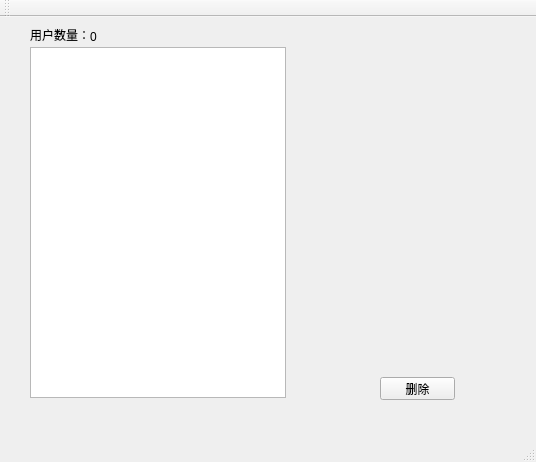
Before: the Qt Designer form CharWithMeServer/mainwindow.ui in caoliqingstudio/CharWithMe, drawn with Qt 5.
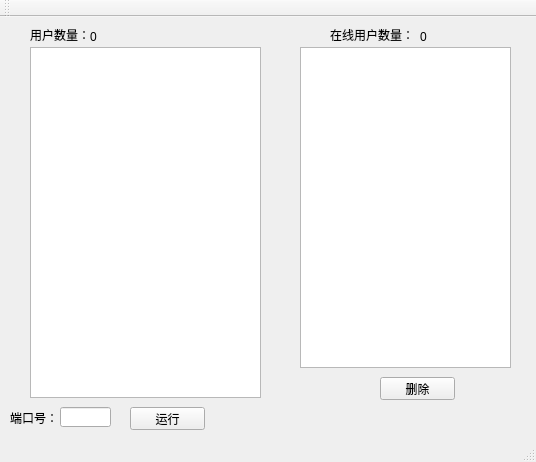
After: the same form once the commit is applied.

Patch:
```diff
--- a/CharWithMeServer/mainwindow.ui
+++ b/CharWithMeServer/mainwindow.ui
@@ -19,7 +19,7 @@
      <rect>
       <x>30</x>
       <y>30</y>
-      <width>256</width>
+      <width>231</width>
       <height>351</height>
      </rect>
     </property>
@@ -63,6 +63,81 @@
      <string>删除</string>
     </property>
    </widget>
+   <widget class="QListWidget" name="listWidget_2">
+    <property name="geometry">
+     <rect>
+      <x>300</x>
+      <y>30</y>
+      <width>211</width>
+      <height>321</height>
+     </rect>
+    </property>
+   </widget>
+   <widget class="QLabel" name="label_3">
+    <property name="geometry">
+     <rect>
+      <x>330</x>
+      <y>10</y>
+      <width>81</width>
+      <height>16</height>
+     </rect>
+    </property>
+    <property name="text">
+     <string>在线用户数量：</string>
+    </property>
+   </widget>
+   <widget class="QLabel" name="label_4">
+    <property name="geometry">
+     <rect>
+      <x>420</x>
+      <y>10</y>
+      <width>54</width>
+      <height>20</height>
+     </rect>
+    </property>
+    <property name="text">
+     <string>0</string>
+    </property>
+   </widget>
+   <widget class="QLabel" name="label_5">
+    <property name="geometry">
+     <rect>
+      <x>10</x>
+      <y>390</y>
+      <width>54</width>
+      <height>21</height>
+     </rect>
+    </property>
+    <property name="text">
+     <string>端口号：</string>
+    </property>
+   </widget>
+   <widget class="QLineEdit" name="lineEdit">
+    <property name="geometry">
+     <rect>
+      <x>60</x>
+      <y>390</y>
+      <width>51</width>
+      <height>20</height>
+     </rect>
+    </property>
+    <property name="inputMethodHints">
+     <set>Qt::ImhDigitsOnly</set>
+    </property>
+   </widget>
+   <widget class="QPushButton" name="pushButton_2">
+    <property name="geometry">
+     <rect>
+      <x>130</x>
+      <y>390</y>
+      <width>75</width>
+      <height>23</height>
+     </rect>
+    </property>
+    <property name="text">
+     <string>运行</string>
+    </property>
+   </widget>
   </widget>
   <widget class="QMenuBar" name="menuBar">
    <property name="geometry">
```
